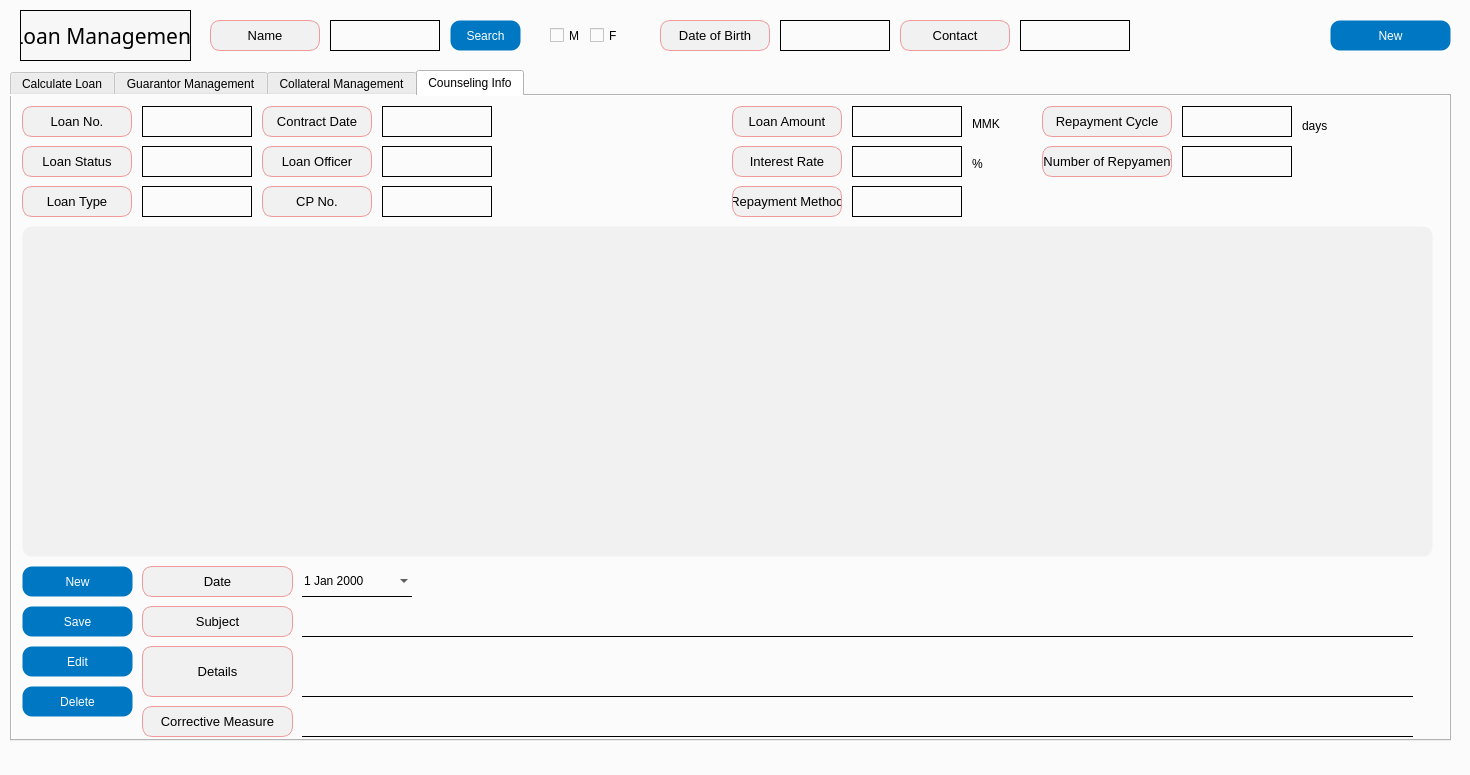
Above: app/src/pages/registration/loan.ui from DY-Microfinance-Customer-Management/dymf-algorithm before the change. Below: the same form after it.
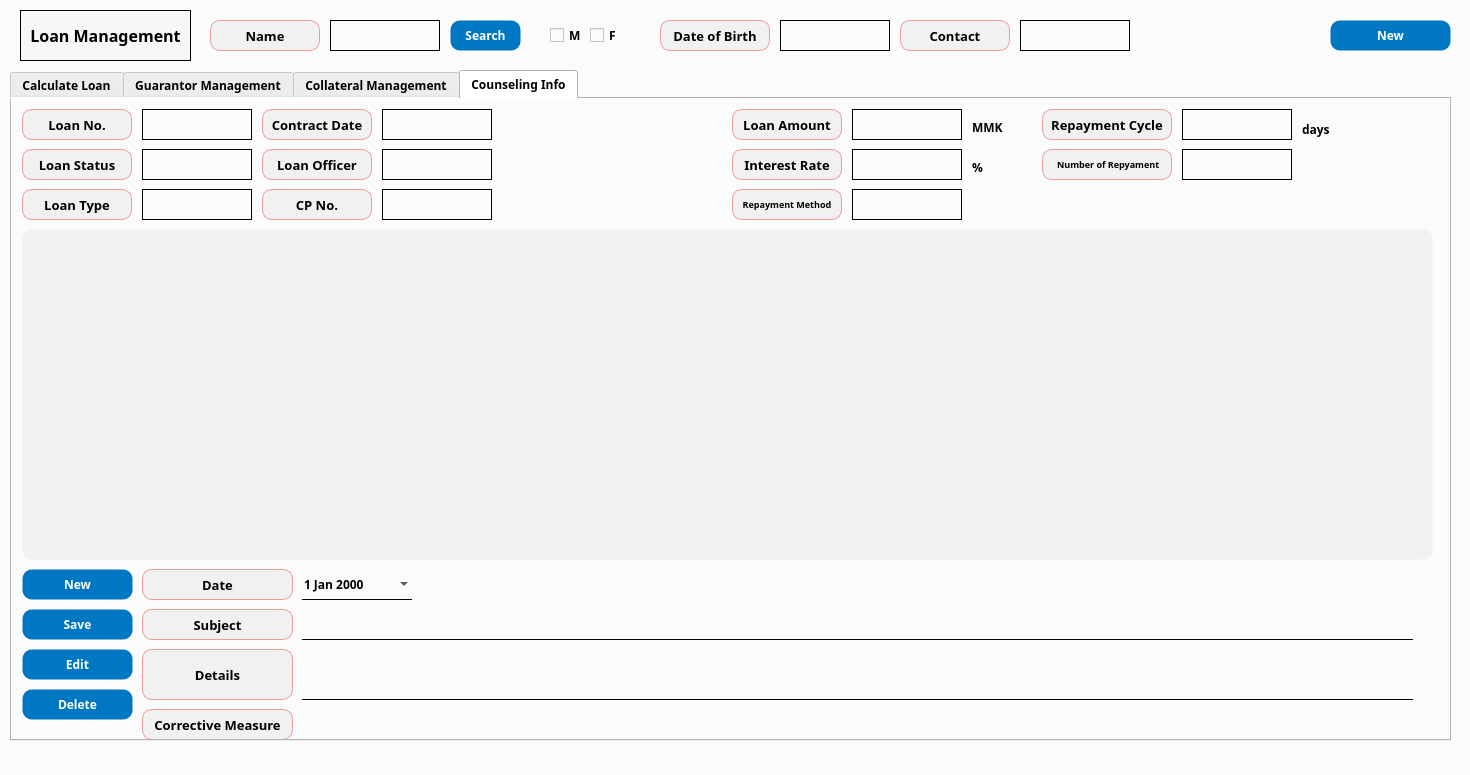
That is the form after the change. The open tabs and pages were chosen to show the change.

The edit to the form file:
```diff
--- a/app/src/pages/registration/loan.ui
+++ b/app/src/pages/registration/loan.ui
@@ -40,7 +40,10 @@
     </property>
     <property name="font">
      <font>
+      <family>Arial Black</family>
       <pointsize>10</pointsize>
+      <weight>75</weight>
+      <bold>true</bold>
      </font>
     </property>
     <property name="styleSheet">
@@ -69,8 +72,10 @@
     </property>
     <property name="font">
      <font>
-      <family>Agency FB</family>
-      <pointsize>16</pointsize>
+      <family>Arial Black</family>
+      <pointsize>12</pointsize>
+      <weight>75</weight>
+      <bold>true</bold>
      </font>
     </property>
     <property name="styleSheet">
@@ -95,6 +100,13 @@
       <height>31</height>
      </rect>
     </property>
+    <property name="font">
+     <font>
+      <family>Arial Black</family>
+      <weight>75</weight>
+      <bold>true</bold>
+     </font>
+    </property>
     <property name="styleSheet">
      <string notr="true">QPushButton {
     background-color: #0077c2;
@@ -148,7 +160,10 @@
     </property>
     <property name="font">
      <font>
+      <family>Arial Black</family>
       <pointsize>10</pointsize>
+      <weight>75</weight>
+      <bold>true</bold>
      </font>
     </property>
     <property name="styleSheet">
@@ -231,7 +246,10 @@
     </property>
     <property name="font">
      <font>
+      <family>Arial Black</family>
       <pointsize>10</pointsize>
+      <weight>75</weight>
+      <bold>true</bold>
      </font>
     </property>
     <property name="styleSheet">
@@ -300,6 +318,13 @@
       <height>671</height>
      </rect>
     </property>
+    <property name="font">
+     <font>
+      <family>Arial Black</family>
+      <weight>75</weight>
+      <bold>true</bold>
+     </font>
+    </property>
     <property name="styleSheet">
      <string notr="true">background-color: #fbfbfb;</string>
     </property>
@@ -3963,7 +3988,10 @@
       </property>
       <property name="font">
        <font>
+        <family>Arial Black</family>
         <pointsize>10</pointsize>
+        <weight>75</weight>
+        <bold>true</bold>
        </font>
       </property>
       <property name="styleSheet">
@@ -3990,6 +4018,13 @@
         <height>51</height>
        </rect>
       </property>
+      <property name="font">
+       <font>
+        <family>Arial Black</family>
+        <weight>75</weight>
+        <bold>true</bold>
+       </font>
+      </property>
       <property name="styleSheet">
        <string notr="true">QLineEdit {
     border: none;
@@ -4018,7 +4053,10 @@
       </property>
       <property name="font">
        <font>
+        <family>Arial Black</family>
         <pointsize>10</pointsize>
+        <weight>75</weight>
+        <bold>true</bold>
        </font>
       </property>
       <property name="styleSheet">
@@ -4045,6 +4083,13 @@
         <height>31</height>
        </rect>
       </property>
+      <property name="font">
+       <font>
+        <family>Arial Black</family>
+        <weight>75</weight>
+        <bold>true</bold>
+       </font>
+      </property>
       <property name="styleSheet">
        <string notr="true">QLineEdit {
     border: none;
@@ -4071,6 +4116,13 @@
         <height>31</height>
        </rect>
       </property>
+      <property name="font">
+       <font>
+        <family>Arial Black</family>
+        <weight>75</weight>
+        <bold>true</bold>
+       </font>
+      </property>
       <property name="styleSheet">
        <string notr="true">QPushButton {
     background-color: #0077c2;
@@ -4112,7 +4164,10 @@
       </property>
       <property name="font">
        <font>
+        <family>Arial Black</family>
         <pointsize>10</pointsize>
+        <weight>75</weight>
+        <bold>true</bold>
        </font>
       </property>
       <property name="styleSheet">
@@ -4139,6 +4194,13 @@
         <height>31</height>
        </rect>
       </property>
+      <property name="font">
+       <font>
+        <family>Arial Black</family>
+        <weight>75</weight>
+        <bold>true</bold>
+       </font>
+      </property>
       <property name="styleSheet">
        <string notr="true">QPushButton {
     background-color: #0077c2;
@@ -4180,7 +4242,10 @@
       </property>
       <property name="font">
        <font>
+        <family>Arial Black</family>
         <pointsize>10</pointsize>
+        <weight>75</weight>
+        <bold>true</bold>
        </font>
       </property>
       <property name="styleSheet">
@@ -4207,6 +4272,13 @@
         <height>31</height>
        </rect>
       </property>
+      <property name="font">
+       <font>
+        <family>Arial Black</family>
+        <weight>75</weight>
+        <bold>true</bold>
+       </font>
+      </property>
       <property name="styleSheet">
        <string notr="true">QLineEdit {
     border: none;
@@ -4233,6 +4305,13 @@
         <height>31</height>
        </rect>
       </property>
+      <property name="font">
+       <font>
+        <family>Arial Black</family>
+        <weight>75</weight>
+        <bold>true</bold>
+       </font>
+      </property>
       <property name="styleSheet">
        <string notr="true">QDateEdit {
 	border: none;
@@ -4265,6 +4344,13 @@
         <height>31</height>
        </rect>
       </property>
+      <property name="font">
+       <font>
+        <family>Arial Black</family>
+        <weight>75</weight>
+        <bold>true</bold>
+       </font>
+      </property>
       <property name="styleSheet">
        <string notr="true">QPushButton {
     background-color: #0077c2;
@@ -4304,6 +4390,13 @@
         <height>31</height>
        </rect>
       </property>
+      <property name="font">
+       <font>
+        <family>Arial Black</family>
+        <weight>75</weight>
+        <bold>true</bold>
+       </font>
+      </property>
       <property name="styleSheet">
        <string notr="true">QPushButton {
     background-color: #0077c2;
@@ -4343,6 +4436,13 @@
         <height>331</height>
        </rect>
       </property>
+      <property name="font">
+       <font>
+        <family>Arial Black</family>
+        <weight>75</weight>
+        <bold>true</bold>
+       </font>
+      </property>
       <property name="styleSheet">
        <string notr="true">background-color: #f1f1f1;
 border: 1px solid transparent;
@@ -4358,6 +4458,13 @@
         <height>20</height>
        </rect>
       </property>
+      <property name="font">
+       <font>
+        <family>Arial Black</family>
+        <weight>75</weight>
+        <bold>true</bold>
+       </font>
+      </property>
       <property name="text">
        <string>days</string>
       </property>
@@ -4385,7 +4492,10 @@
       </property>
       <property name="font">
        <font>
+        <family>Arial Black</family>
         <pointsize>10</pointsize>
+        <weight>75</weight>
+        <bold>true</bold>
        </font>
       </property>
       <property name="styleSheet">
@@ -4412,6 +4522,13 @@
         <height>16</height>
        </rect>
       </property>
+      <property name="font">
+       <font>
+        <family>Arial Black</family>
+        <weight>75</weight>
+        <bold>true</bold>
+       </font>
+      </property>
       <property name="text">
        <string>MMK</string>
       </property>
@@ -4439,7 +4556,10 @@
       </property>
       <property name="font">
        <font>
+        <family>Arial Black</family>
         <pointsize>10</pointsize>
+        <weight>75</weight>
+        <bold>true</bold>
        </font>
       </property>
       <property name="styleSheet">
@@ -4480,7 +4600,10 @@
       </property>
       <property name="font">
        <font>
+        <family>Arial Black</family>
         <pointsize>10</pointsize>
+        <weight>75</weight>
+        <bold>true</bold>
        </font>
       </property>
       <property name="styleSheet">
@@ -4507,6 +4630,13 @@
         <height>16</height>
        </rect>
       </property>
+      <property name="font">
+       <font>
+        <family>Arial Black</family>
+        <weight>75</weight>
+        <bold>true</bold>
+       </font>
+      </property>
       <property name="text">
        <string>%</string>
       </property>
@@ -4534,7 +4664,10 @@
       </property>
       <property name="font">
        <font>
-        <pointsize>10</pointsize>
+        <family>Arial Black</family>
+        <pointsize>7</pointsize>
+        <weight>75</weight>
+        <bold>true</bold>
        </font>
       </property>
       <property name="styleSheet">
@@ -4575,7 +4708,10 @@
       </property>
       <property name="font">
        <font>
+        <family>Arial Black</family>
         <pointsize>10</pointsize>
+        <weight>75</weight>
+        <bold>true</bold>
        </font>
       </property>
       <property name="styleSheet">
@@ -4616,7 +4752,10 @@
       </property>
       <property name="font">
        <font>
+        <family>Arial Black</family>
         <pointsize>10</pointsize>
+        <weight>75</weight>
+        <bold>true</bold>
        </font>
       </property>
       <property name="styleSheet">
@@ -4657,7 +4796,10 @@
       </property>
       <property name="font">
        <font>
+        <family>Arial Black</family>
         <pointsize>10</pointsize>
+        <weight>75</weight>
+        <bold>true</bold>
        </font>
       </property>
       <property name="styleSheet">
@@ -4698,7 +4840,10 @@
       </property>
       <property name="font">
        <font>
+        <family>Arial Black</family>
         <pointsize>10</pointsize>
+        <weight>75</weight>
+        <bold>true</bold>
        </font>
       </property>
       <property name="styleSheet">
@@ -4739,7 +4884,10 @@
       </property>
       <property name="font">
        <font>
-        <pointsize>10</pointsize>
+        <family>Arial Black</family>
+        <pointsize>7</pointsize>
+        <weight>75</weight>
+        <bold>true</bold>
        </font>
       </property>
       <property name="styleSheet">
@@ -4780,7 +4928,10 @@
       </property>
       <property name="font">
        <font>
+        <family>Arial Black</family>
         <pointsize>10</pointsize>
+        <weight>75</weight>
+        <bold>true</bold>
        </font>
       </property>
       <property name="styleSheet">
@@ -4819,6 +4970,13 @@
         <height>16777215</height>
        </size>
       </property>
+      <property name="font">
+       <font>
+        <family>Arial Black</family>
+        <weight>75</weight>
+        <bold>true</bold>
+       </font>
+      </property>
       <property name="styleSheet">
        <string notr="true">QLabel {
     border: 1px solid black;
@@ -4861,6 +5019,13 @@
         <height>16777215</height>
        </size>
       </property>
+      <property name="font">
+       <font>
+        <family>Arial Black</family>
+        <weight>75</weight>
+        <bold>true</bold>
+       </font>
+      </property>
       <property name="styleSheet">
        <string notr="true">QLabel {
     border: 1px solid black;
@@ -4903,6 +5068,13 @@
         <height>16777215</height>
        </size>
       </property>
+      <property name="font">
+       <font>
+        <family>Arial Black</family>
+        <weight>75</weight>
+        <bold>true</bold>
+       </font>
+      </property>
       <property name="styleSheet">
        <string notr="true">QLabel {
     border: 1px solid black;
@@ -4945,6 +5117,13 @@
         <height>16777215</height>
        </size>
       </property>
+      <property name="font">
+       <font>
+        <family>Arial Black</family>
+        <weight>75</weight>
+        <bold>true</bold>
+       </font>
+      </property>
       <property name="styleSheet">
        <string notr="true">QLabel {
     border: 1px solid black;
@@ -4987,6 +5166,13 @@
         <height>16777215</height>
        </size>
       </property>
+      <property name="font">
+       <font>
+        <family>Arial Black</family>
+        <weight>75</weight>
+        <bold>true</bold>
+       </font>
+      </property>
       <property name="styleSheet">
        <string notr="true">QLabel {
     border: 1px solid black;
@@ -5029,6 +5215,13 @@
         <height>16777215</height>
        </size>
       </property>
+      <property name="font">
+       <font>
+        <family>Arial Black</family>
+        <weight>75</weight>
+        <bold>true</bold>
+       </font>
+      </property>
       <property name="styleSheet">
        <string notr="true">QLabel {
     border: 1px solid black;
@@ -5071,6 +5264,13 @@
         <height>16777215</height>
        </size>
       </property>
+      <property name="font">
+       <font>
+        <family>Arial Black</family>
+        <weight>75</weight>
+        <bold>true</bold>
+       </font>
+      </property>
       <property name="styleSheet">
        <string notr="true">QLabel {
     border: 1px solid black;
@@ -5113,6 +5313,13 @@
         <height>16777215</height>
        </size>
       </property>
+      <property name="font">
+       <font>
+        <family>Arial Black</family>
+        <weight>75</weight>
+        <bold>true</bold>
+       </font>
+      </property>
       <property name="styleSheet">
        <string notr="true">QLabel {
     border: 1px solid black;
@@ -5155,6 +5362,13 @@
         <height>16777215</height>
        </size>
       </property>
+      <property name="font">
+       <font>
+        <family>Arial Black</family>
+        <weight>75</weight>
+        <bold>true</bold>
+       </font>
+      </property>
       <property name="styleSheet">
        <string notr="true">QLabel {
     border: 1px solid black;
@@ -5197,6 +5411,13 @@
         <height>16777215</height>
        </size>
       </property>
+      <property name="font">
+       <font>
+        <family>Arial Black</family>
+        <weight>75</weight>
+        <bold>true</bold>
+       </font>
+      </property>
       <property name="styleSheet">
        <string notr="true">QLabel {
     border: 1px solid black;
@@ -5241,7 +5462,10 @@
       </property>
       <property name="font">
        <font>
+        <family>Arial Black</family>
         <pointsize>10</pointsize>
+        <weight>75</weight>
+        <bold>true</bold>
        </font>
       </property>
       <property name="styleSheet">
@@ -5280,6 +5504,13 @@
         <height>16777215</height>
        </size>
       </property>
+      <property name="font">
+       <font>
+        <family>Arial Black</family>
+        <weight>75</weight>
+        <bold>true</bold>
+       </font>
+      </property>
       <property name="styleSheet">
        <string notr="true">QLabel {
     border: 1px solid black;
@@ -5312,6 +5543,13 @@
       <height>31</height>
      </rect>
     </property>
+    <property name="font">
+     <font>
+      <family>Arial Black</family>
+      <weight>75</weight>
+      <bold>true</bold>
+     </font>
+    </property>
     <property name="text">
      <string>M</string>
     </property>
@@ -5325,6 +5563,13 @@
       <height>31</height>
      </rect>
     </property>
+    <property name="font">
+     <font>
+      <family>Arial Black</family>
+      <weight>75</weight>
+      <bold>true</bold>
+     </font>
+    </property>
     <property name="text">
      <string>F</string>
     </property>
@@ -5380,6 +5625,13 @@
       <height>31</height>
      </rect>
     </property>
+    <property name="font">
+     <font>
+      <family>Arial Black</family>
+      <weight>75</weight>
+      <bold>true</bold>
+     </font>
+    </property>
     <property name="styleSheet">
      <string notr="true">QPushButton {
     background-color: #0077c2;
```
Left out of the diff: 597 changed lines with no effect on the pictures.
